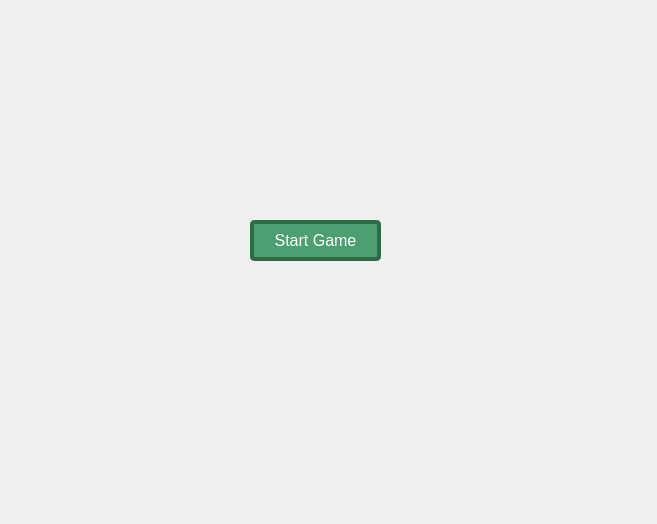
The window that client/view/start_game.ui (jmdieguez/QuackGame) describes before a commit, drawn with Qt 5.
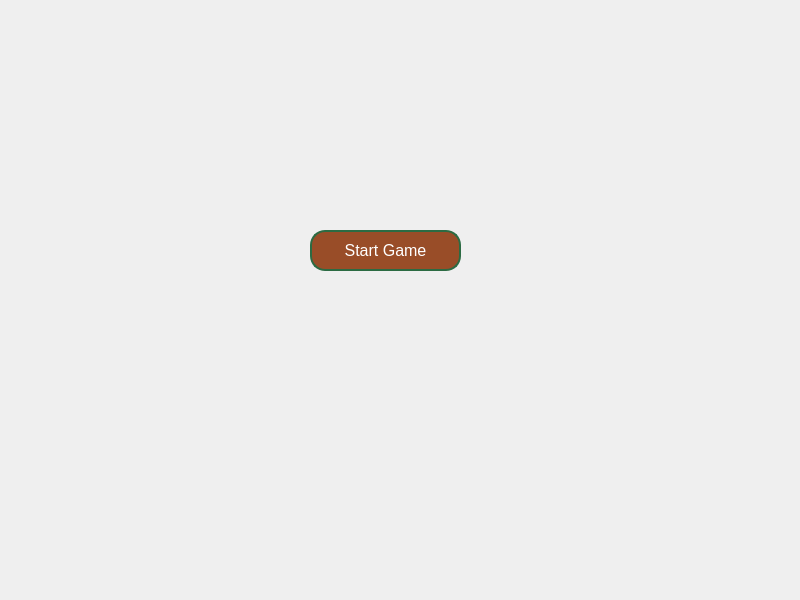
The same window after the commit.

```diff
--- a/client/view/start_game.ui
+++ b/client/view/start_game.ui
@@ -6,8 +6,8 @@
    <rect>
     <x>0</x>
     <y>0</y>
-    <width>657</width>
-    <height>524</height>
+    <width>800</width>
+    <height>600</height>
    </rect>
   </property>
   <property name="windowTitle">
@@ -16,28 +16,32 @@
   <widget class="QPushButton" name="startButton">
    <property name="geometry">
     <rect>
-     <x>250</x>
-     <y>220</y>
-     <width>131</width>
+     <x>310</x>
+     <y>230</y>
+     <width>151</width>
      <height>41</height>
     </rect>
    </property>
    <property name="styleSheet">
     <string notr="true">QPushButton {
-                          background-color: #4C9F70; 
-                          color: white; 
-                          font-size: 16px; 
-                          border: 4px solid #2C6B43; 
-                          border-radius: 5px; 
-                          padding: 10px 10px;
-                          text-align: center;
-                          }
-QPushButton:pressed {
-                          background-color: #3E7F58;
-}
-QPushButton:hover {
-                          background-color: #3E7F58;
-}</string>
+            background-color: #994d28; 
+            color: white; 
+            font-size: 16px; 
+            border: 2px solid #2C6B43; 
+            border-radius: 15px; 
+            padding: 10px 20px;
+            text-align: center;
+         }
+
+        QPushButton:pressed {
+            background-color: #3E7F58;
+          
+        }
+
+        QPushButton:hover {
+            background-color: #3E7F58;
+            border: 2px solid #A1D0B1; 
+ }</string>
    </property>
    <property name="text">
     <string>Start Game</string>
```
